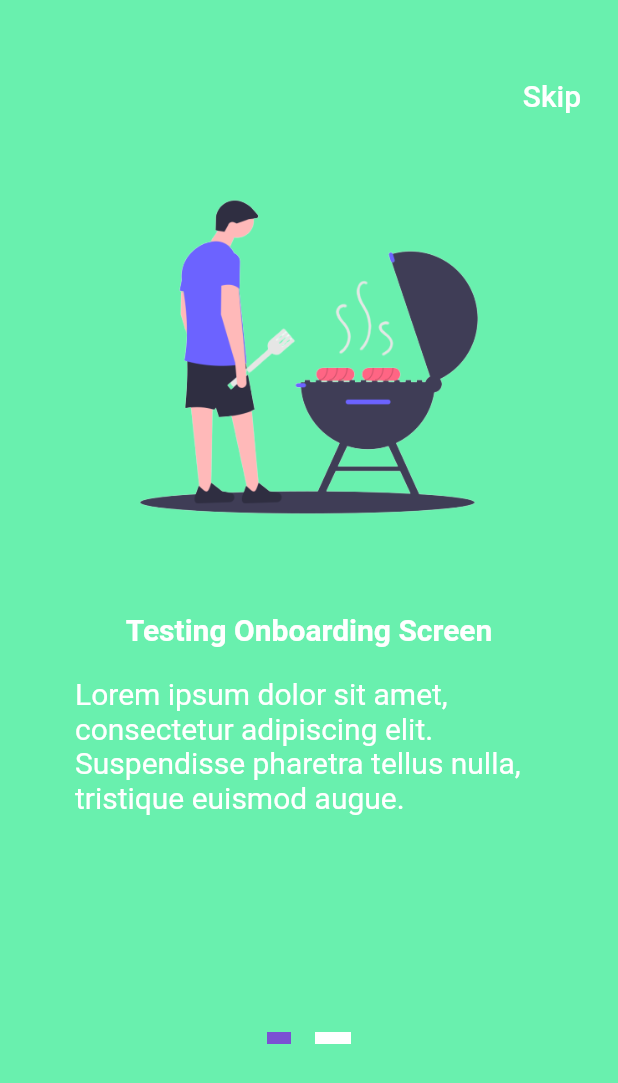
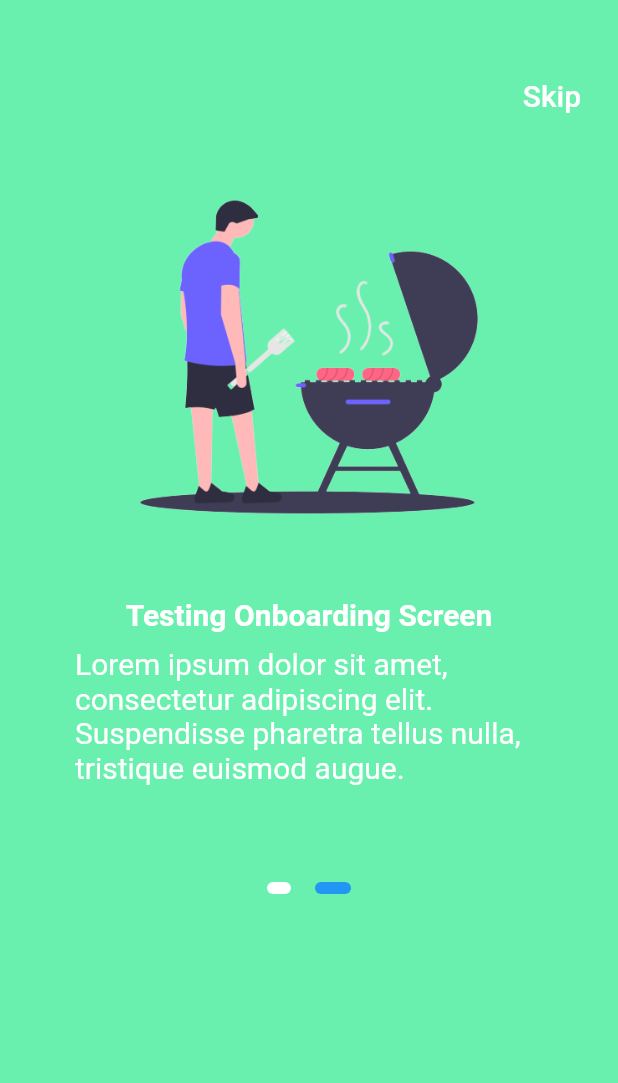
Before and after one commit to musumbidenis/onBoarding-Screen-Demo, a Flutter app: the screen it shows after launch, swiped to page 2, on a phone screen of 412 x 824 dp. Shown: the top 1083 px of the screen. Run offline on Flutter 3.47's test engine with Material 2 defaults, Android fonts, the phone set to English and light mode, and no system bars.

```diff
--- a/lib/onboardingScreen.dart
+++ b/lib/onboardingScreen.dart
@@ -11,26 +11,30 @@ class _OnboardingScreenState extends State<OnboardingScreen> {
   int _currentPage = 0;
   final PageController _pageController = PageController(initialPage: 0);
 
-  List<Widget> _buildIndicator(){
+  /*Build indicator */
+  List<Widget> _buildIndicator() {
     List<Widget> list = [];
 
-    for(int i = 0; i <_pages; i++){
-    list.add(i == _currentPage ? _indicator(true): _indicator(false));
+    for (int i = 0; i < _pages; i++) {
+      list.add(i == _currentPage ? _indicator(true) : _indicator(false));
     }
     return list;
   }
 
-  Widget _indicator(bool isActive){
-    return AnimatedContainer(duration:Duration(milliseconds: 150),
-    margin: EdgeInsets.symmetric(horizontal:8.0),
+  /*Indicator Widget */
+  Widget _indicator(bool isActive) {
+    return AnimatedContainer(
+        duration: Duration(milliseconds: 150),
+        margin: EdgeInsets.symmetric(horizontal: 8.0),
         height: 8.0,
         width: isActive ? 24.0 : 16.0,
         decoration: BoxDecoration(
-      color: isActive ? Colors.white : Color(0xFF7B51D3),
-    )
+          color: isActive ? Colors.blue : Colors.white,
+          borderRadius: BorderRadius.all(Radius.circular(12),),
+        ),
     );
+  }
 
-  }
 
   @override
   Widget build(BuildContext context) {
@@ -42,8 +46,7 @@ class _OnboardingScreenState extends State<OnboardingScreen> {
           child: Column(
             crossAxisAlignment: CrossAxisAlignment.stretch,
             children: <Widget>[
-
-              //Skip button//
+              //Skip button
               Container(
                 alignment: Alignment.centerRight,
                 child: FlatButton(
@@ -53,10 +56,9 @@ class _OnboardingScreenState extends State<OnboardingScreen> {
                       style: TextStyle(color: Colors.white, fontSize: 20),
                     )),
               ),
-
-              //Pageview//
+              //Pageview
               Container(
-                height: 600,
+                height: 500,
                 child: PageView(
                   physics: ClampingScrollPhysics(),
                   controller: _pageController,
@@ -65,25 +67,20 @@ class _OnboardingScreenState extends State<OnboardingScreen> {
                       _currentPage = page;
                     });
                   },
-
                   children: <Widget>[
-                    //Asset image
+                    /*Slide 01 */
                     Padding(
-                      padding: const EdgeInsets.symmetric(horizontal:50),
+                      padding: const EdgeInsets.symmetric(horizontal: 50),
                       child: Column(
                         crossAxisAlignment: CrossAxisAlignment.center,
                         mainAxisAlignment: MainAxisAlignment.start,
                         children: <Widget>[
-
                           Image(
                             image: AssetImage('assets/01.png'),
                             height: 300,
                             width: 300,
                           ),
-
                           SizedBox(height: 20,),
-
-                          //Title
                           Text(
                             "Testing Onboarding Screen",
                             style: TextStyle(
@@ -91,38 +88,34 @@ class _OnboardingScreenState extends State<OnboardingScreen> {
                                 fontSize: 20,
                                 fontWeight: FontWeight.bold),
                           ),
-
                           SizedBox(height: 20),
-
-                          //Subtitle
                           Text(
                             "Lorem ipsum dolor sit amet, consectetur adipiscing elit. Suspendisse pharetra tellus nulla, tristique euismod augue. ",
                             style: TextStyle(
                               color: Colors.white,
-                                  fontSize: 20,),
+                              fontSize: 20,
                             ),
-
+                          ),
                         ],
                       ),
                     ),
 
-                    //Asset image
+                    /*Slide 02 */
                     Padding(
-                      padding: const EdgeInsets.symmetric(horizontal:50),
+                      padding: const EdgeInsets.symmetric(horizontal: 50),
                       child: Column(
                         crossAxisAlignment: CrossAxisAlignment.center,
                         mainAxisAlignment: MainAxisAlignment.start,
                         children: <Widget>[
-
                           Image(
                             image: AssetImage('assets/01.png'),
                             height: 300,
                             width: 300,
                           ),
 
-                          SizedBox(height: 20,),
-
-                          //Title
+                          SizedBox(
+                            height: 10,
+                          ),
                           Text(
                             "Testing Onboarding Screen",
                             style: TextStyle(
@@ -130,17 +123,14 @@ class _OnboardingScreenState extends State<OnboardingScreen> {
                                 fontSize: 20,
                                 fontWeight: FontWeight.bold),
                           ),
-
-                          SizedBox(height: 20),
-
-                          //Subtitle
+                          SizedBox(height: 10),
                           Text(
                             "Lorem ipsum dolor sit amet, consectetur adipiscing elit. Suspendisse pharetra tellus nulla, tristique euismod augue. ",
                             style: TextStyle(
                               color: Colors.white,
-                                  fontSize: 20,),
+                              fontSize: 20,
                             ),
-
+                          ),
                         ],
                       ),
                     ),
@@ -148,11 +138,11 @@ class _OnboardingScreenState extends State<OnboardingScreen> {
                 ),
               ),
 
+              /*Indicators */
               Row(
                 mainAxisAlignment: MainAxisAlignment.center,
                 children: _buildIndicator(),
               ),
-
             ],
           ),
         ),
```
Lines whose indentation alone changed are shown as unchanged.
